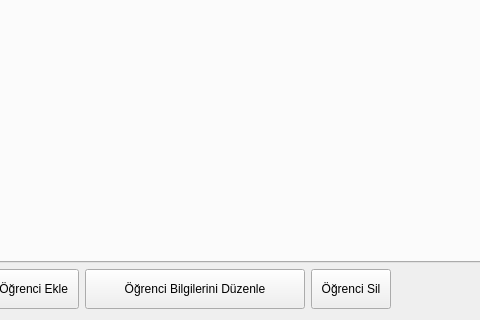
ikolomiko/ikooskar-qt, file src/UI/DatabasePage/databasepage.ui: the form before one commit; both pictures show x 101 to 581 and y 263 to 583 of the 1191 by 583 pixel window.
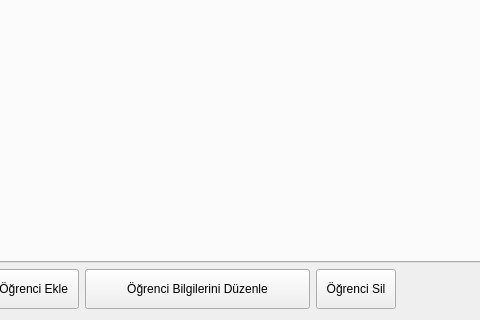
The form after the commit. Icons and pictures are not drawn.

Commit message:
DbPage: increase btnEdit width
On Windows, btnEdit needs a bit more width

```diff
--- a/src/UI/DatabasePage/databasepage.ui
+++ b/src/UI/DatabasePage/databasepage.ui
@@ -181,7 +181,7 @@
           <widget class="QPushButton" name="btnEdit">
            <property name="minimumSize">
             <size>
-             <width>220</width>
+             <width>225</width>
              <height>40</height>
             </size>
            </property>
```
